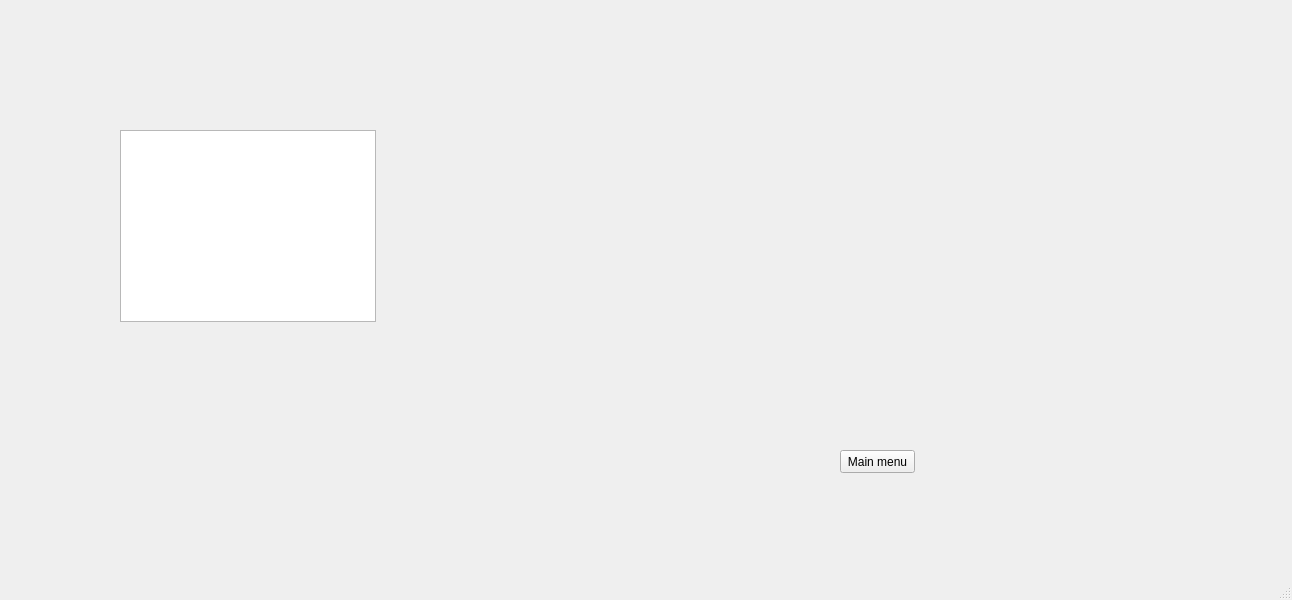
This is mainwindow.ui in loctyr/RedwoodInventory as Qt 5 draws it before an edit. The edited form follows.
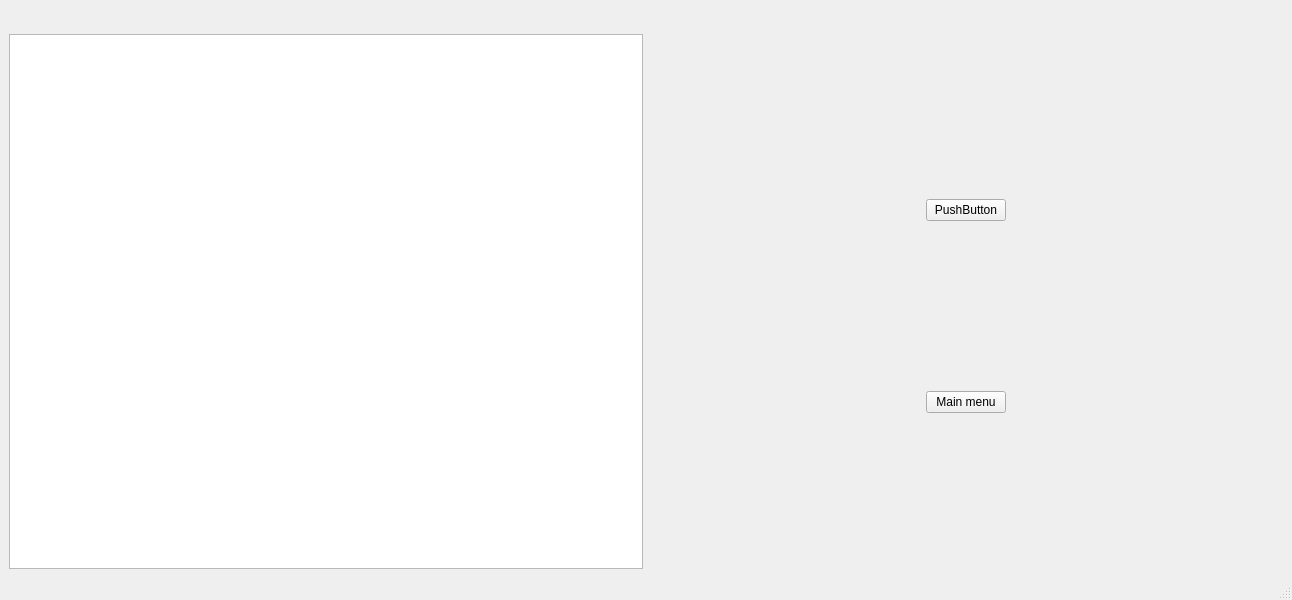
This is the edited form.

Commit message: Changes to be committed: 	modified:   Inventory.pro 	new file:   apple.jpg 	new file:   apple.mp3 	new file:   appleitem.cpp 	new file:   appleitem.h 	new file:   dbadapter.cpp 	new file:   dbadapter.h 	new file:   item.cpp 	new file:   item.h 	new file:   itemfactory.cpp 	new file:   itemfactory.h 	modified:   main.cpp 	modified:   mainwindow.cpp 	modified:   mainwindow.ui 	new file:   resources.qrc

The edit to the form file:
```diff
--- a/mainwindow.ui
+++ b/mainwindow.ui
@@ -14,29 +14,160 @@
    <string>MainWindow</string>
   </property>
   <widget class="QWidget" name="centralwidget">
-   <widget class="QTableWidget" name="twInventory">
-    <property name="geometry">
-     <rect>
-      <x>120</x>
-      <y>130</y>
-      <width>256</width>
-      <height>192</height>
-     </rect>
-    </property>
-   </widget>
-   <widget class="QPushButton" name="pbMainMenu">
-    <property name="geometry">
-     <rect>
-      <x>840</x>
-      <y>450</y>
-      <width>75</width>
-      <height>23</height>
-     </rect>
-    </property>
-    <property name="text">
-     <string>Main menu</string>
-    </property>
-   </widget>
+   <layout class="QVBoxLayout" name="verticalLayout_2">
+    <item>
+     <spacer name="verticalSpacer_4">
+      <property name="orientation">
+       <enum>Qt::Vertical</enum>
+      </property>
+      <property name="sizeType">
+       <enum>QSizePolicy::Minimum</enum>
+      </property>
+      <property name="sizeHint" stdset="0">
+       <size>
+        <width>20</width>
+        <height>25</height>
+       </size>
+      </property>
+     </spacer>
+    </item>
+    <item>
+     <layout class="QHBoxLayout" name="horizontalLayout_3">
+      <item>
+       <widget class="QTableWidget" name="twInventory"/>
+      </item>
+      <item>
+       <layout class="QVBoxLayout" name="verticalLayout">
+        <item>
+         <spacer name="verticalSpacer">
+          <property name="orientation">
+           <enum>Qt::Vertical</enum>
+          </property>
+          <property name="sizeHint" stdset="0">
+           <size>
+            <width>20</width>
+            <height>40</height>
+           </size>
+          </property>
+         </spacer>
+        </item>
+        <item>
+         <layout class="QHBoxLayout" name="horizontalLayout_2">
+          <item>
+           <spacer name="horizontalSpacer_5">
+            <property name="orientation">
+             <enum>Qt::Horizontal</enum>
+            </property>
+            <property name="sizeHint" stdset="0">
+             <size>
+              <width>40</width>
+              <height>20</height>
+             </size>
+            </property>
+           </spacer>
+          </item>
+          <item>
+           <widget class="QWidget" name="wRight" native="true">
+            <property name="minimumSize">
+             <size>
+              <width>0</width>
+              <height>0</height>
+             </size>
+            </property>
+            <layout class="QGridLayout" name="gridLayout">
+             <item row="0" column="0">
+              <widget class="QPushButton" name="pushButton">
+               <property name="text">
+                <string>PushButton</string>
+               </property>
+              </widget>
+             </item>
+            </layout>
+           </widget>
+          </item>
+          <item>
+           <spacer name="horizontalSpacer_3">
+            <property name="orientation">
+             <enum>Qt::Horizontal</enum>
+            </property>
+            <property name="sizeHint" stdset="0">
+             <size>
+              <width>40</width>
+              <height>20</height>
+             </size>
+            </property>
+           </spacer>
+          </item>
+         </layout>
+        </item>
+        <item>
+         <spacer name="verticalSpacer_2">
+          <property name="orientation">
+           <enum>Qt::Vertical</enum>
+          </property>
+          <property name="sizeHint" stdset="0">
+           <size>
+            <width>20</width>
+            <height>40</height>
+           </size>
+          </property>
+         </spacer>
+        </item>
+        <item>
+         <layout class="QHBoxLayout" name="horizontalLayout">
+          <item>
+           <spacer name="horizontalSpacer">
+            <property name="orientation">
+             <enum>Qt::Horizontal</enum>
+            </property>
+            <property name="sizeHint" stdset="0">
+             <size>
+              <width>40</width>
+              <height>20</height>
+             </size>
+            </property>
+           </spacer>
+          </item>
+          <item>
+           <widget class="QPushButton" name="pbMainMenu">
+            <property name="text">
+             <string>Main menu</string>
+            </property>
+           </widget>
+          </item>
+          <item>
+           <spacer name="horizontalSpacer_2">
+            <property name="orientation">
+             <enum>Qt::Horizontal</enum>
+            </property>
+            <property name="sizeHint" stdset="0">
+             <size>
+              <width>40</width>
+              <height>20</height>
+             </size>
+            </property>
+           </spacer>
+          </item>
+         </layout>
+        </item>
+        <item>
+         <spacer name="verticalSpacer_3">
+          <property name="orientation">
+           <enum>Qt::Vertical</enum>
+          </property>
+          <property name="sizeHint" stdset="0">
+           <size>
+            <width>20</width>
+            <height>40</height>
+           </size>
+          </property>
+         </spacer>
+        </item>
+       </layout>
+      </item>
+     </layout>
+    </item>
+   </layout>
   </widget>
   <widget class="QMenuBar" name="menubar">
    <property name="geometry">
```
The commit also changes 14 other files.
